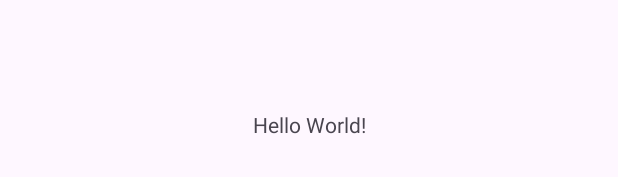
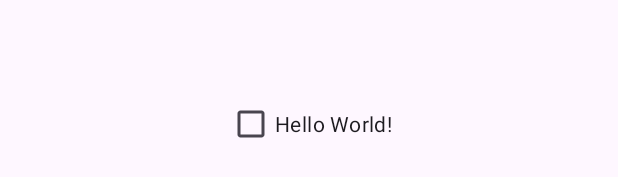
Before and after one commit to teamqomunal/android-checkbox, an Android app: the layout activity_main.xml on its own in the app's theme, with its tools: preview values and no code run, on a phone screen of 412 x 824 dp. Shown: the part 494-671 px from the top of the screen. Run offline under Robolectric (Android 15) with nearby library versions, the phone set to English and light mode, and no system bars.

```diff
--- a/app/src/main/java/com/qomunal/opensource/androidresearch/ui/main/MainActivity.kt
+++ b/app/src/main/java/com/qomunal/opensource/androidresearch/ui/main/MainActivity.kt
@@ -1,6 +1,7 @@
 package com.qomunal.opensource.androidresearch.ui.main
 
 import android.os.Bundle
+import android.widget.Toast
 import androidx.activity.viewModels
 import com.qomunal.opensource.androidresearch.common.base.BaseActivity
 import com.qomunal.opensource.androidresearch.databinding.ActivityMainBinding
@@ -22,7 +23,9 @@ class MainActivity : BaseActivity<ActivityMainBinding>() {
 
     override fun initUI() {
         binding.apply {
-
+            cbCheck.setOnCheckedChangeListener { _, isChecked ->
+                Toast.makeText(this@MainActivity, "Checked", Toast.LENGTH_SHORT).show()
+            }
         }
     }
 
--- a/app/src/main/res/layout/activity_main.xml
+++ b/app/src/main/res/layout/activity_main.xml
@@ -6,7 +6,8 @@
     android:layout_height="match_parent"
     tools:context=".ui.main.MainActivity">
 
-    <TextView
+    <CheckBox
+        android:id="@+id/cb_check"
         android:layout_width="wrap_content"
         android:layout_height="wrap_content"
         android:text="Hello World!"
```
